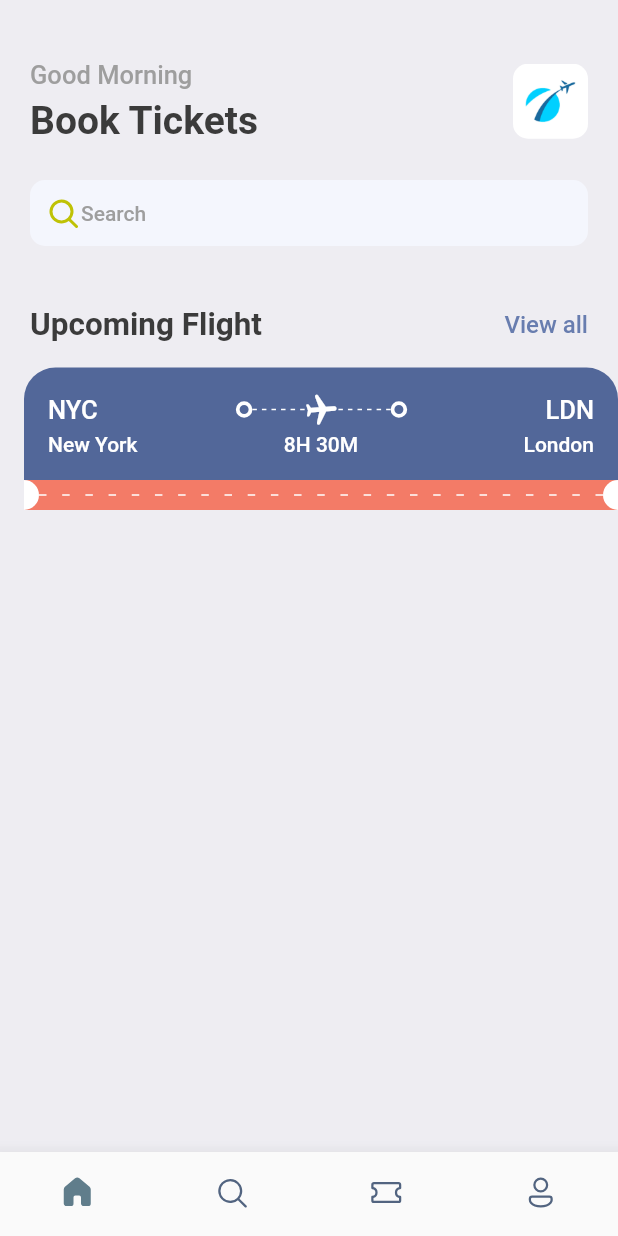
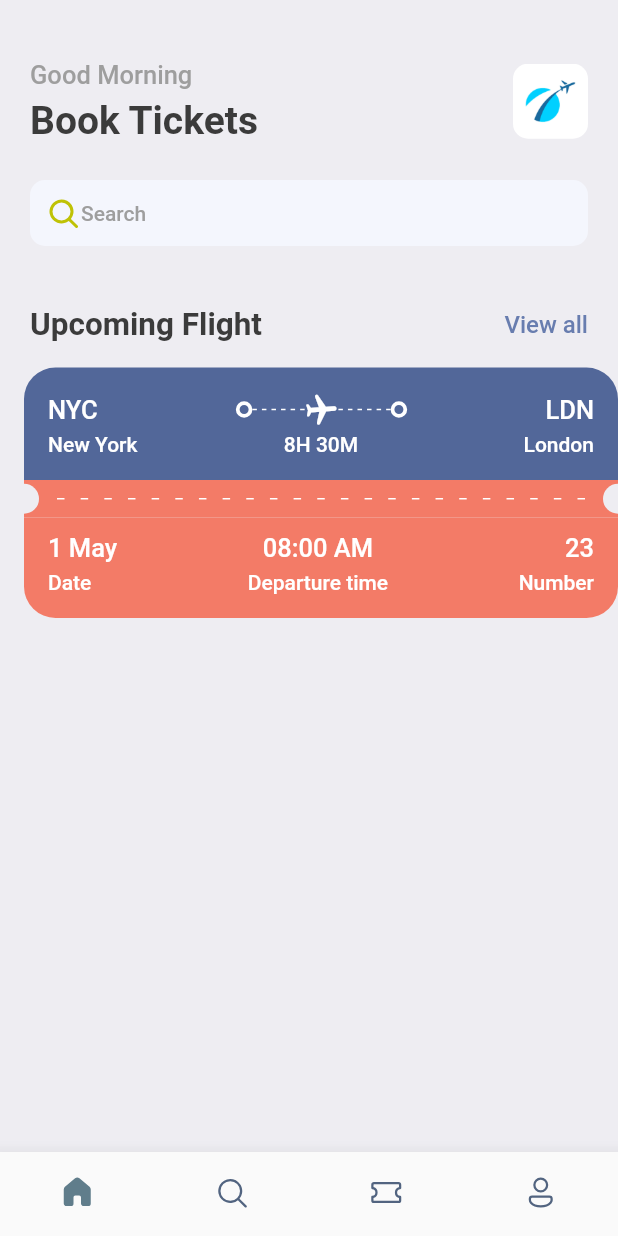
Before and after one commit to Deonorla/Book_Ticket, a Flutter app: the screen it shows after launch, on a phone screen of 412 x 824 dp. Run offline on Flutter 3.47's test engine with Material 2 defaults, Android fonts, the phone set to English and light mode, and no system bars; our stand-ins replace fluentui_icons, gap.

Commit message:
[Ticket first card 100% completed]

```diff
--- a/lib/screens/ticket_view.dart
+++ b/lib/screens/ticket_view.dart
@@ -98,7 +98,7 @@ class TicketView extends StatelessWidget{
                     width: 10,
                     child: DecoratedBox(
                       decoration: BoxDecoration(
-                        color: Colors.white,
+                        color: Color(0xFFeeedf2),
                         borderRadius: BorderRadius.only(
                           topRight: Radius.circular(10),
                           bottomRight: Radius.circular(10)
@@ -106,7 +106,9 @@ class TicketView extends StatelessWidget{
                       ),
                     ),
                   ),
-                  Expanded(child: LayoutBuilder(builder: (BuildContext context, BoxConstraints constraints) {
+                  Expanded(child: Padding(
+                    padding: const EdgeInsets.all(12.0),
+                    child: LayoutBuilder(builder: (BuildContext context, BoxConstraints constraints) {
                     return  Flex(
                         direction: Axis.horizontal,
                         mainAxisSize: MainAxisSize.max,
@@ -123,19 +125,76 @@ class TicketView extends StatelessWidget{
                       );
                     },
 
+                    ),
                   )),
                   const SizedBox(
                     height: 20,
                     width: 10,
                     child: DecoratedBox(
                       decoration: BoxDecoration(
-                        color: Colors.white,
+                          color: Color(0xFFeeedf2),
                         borderRadius: BorderRadius.only(
                           topLeft: Radius.circular(10),
                           bottomLeft: Radius.circular(10)
                         )
                       ),
                     ),
+                  )
+                ],
+              ),
+            ),
+          //  bottom part of the orange container
+            Container(
+              padding: const EdgeInsets.only(top: 10, left: 16, bottom: 16, right: 16 ),
+             decoration: BoxDecoration(
+               color: Styles.orangeColor,
+               borderRadius: const BorderRadius.only(
+                 bottomRight: Radius.circular(21),
+                 bottomLeft: Radius.circular(21)
+               )
+             ),
+              child: Column(
+                children: [
+                  Row(
+                    mainAxisAlignment: MainAxisAlignment.spaceBetween,
+                    children: [
+                      Column(
+                        crossAxisAlignment: CrossAxisAlignment.start,
+                        children: [
+                           Text("1 May",
+                            style: Styles.headLineStyle3.copyWith(color: Colors.white
+                            )),
+                          const Gap(5),
+                          Text("Date",
+                          style: Styles.headLineStyle4.copyWith(color: Colors.white
+                          ))
+                        ],
+                      ),
+                      Column(
+                        crossAxisAlignment: CrossAxisAlignment.center,
+                        children: [
+                          Text("08:00 AM",
+                              style: Styles.headLineStyle3.copyWith(color: Colors.white
+                              )),
+                          const Gap(5),
+                          Text("Departure time",
+                              style: Styles.headLineStyle4.copyWith(color: Colors.white
+                              ))
+                        ],
+                      ),
+                      Column(
+                        crossAxisAlignment: CrossAxisAlignment.end,
+                        children: [
+                           Text("23",
+                            style: Styles.headLineStyle3.copyWith(color: Colors.white
+                            )),
+                          const Gap(5),
+                          Text("Number",
+                          style: Styles.headLineStyle4.copyWith(color: Colors.white
+                          ))
+                        ],
+                      )
+                    ],
                   )
                 ],
               ),
```
Lines whose indentation alone changed are shown as unchanged.
